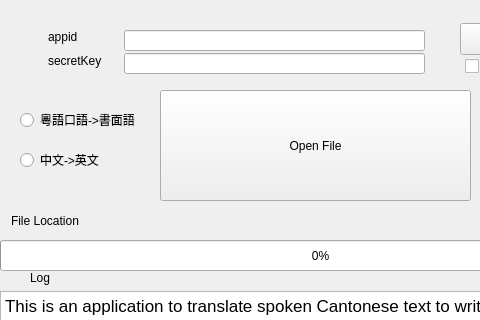
First picture: the form in mainwindow.ui, repository everyonepython/Cantonese_CC, before the edit; both pictures show x 0 to 480 and y 0 to 320 of the 640 by 427 pixel window.
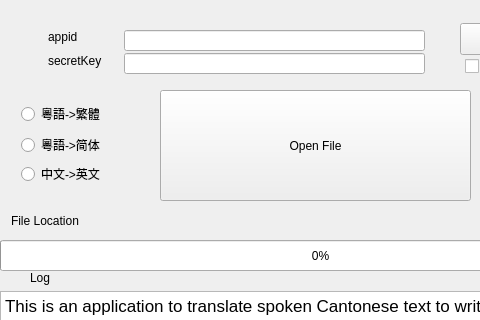
Second picture: the form after the edit.

Commit message:
Add Chinese Traditional translation button.
* 之前以為百度沒有提供繁體翻譯，所以進行本地簡繁切換，但效果不理想。
* 百度翻譯文檔有誤導，'zh'-'中文'寫在前面，既不用 'chs'，又不用'简体中文'，還要在九十幾行之後才知道有'cht'-'繁體中文'！d
* 加上提醒對話框，提醒進行英文翻譯前先理順中文。
* 翻譯成功後，刪除源文件路徑，以免重複提交翻譯。

What changed in the file:
```diff
--- a/mainwindow.ui
+++ b/mainwindow.ui
@@ -152,11 +152,11 @@
      <string>Log</string>
     </property>
    </widget>
-   <widget class="QRadioButton" name="yue2zh_radioButton">
+   <widget class="QRadioButton" name="yue2cht_radioButton">
     <property name="geometry">
      <rect>
-      <x>20</x>
-      <y>110</y>
+      <x>21</x>
+      <y>104</y>
       <width>131</width>
       <height>20</height>
      </rect>
@@ -165,14 +165,14 @@
      <string>yue-zh</string>
     </property>
     <property name="text">
-     <string>粵語口語-&gt;書面語</string>
+     <string>粵語-&gt;繁體</string>
     </property>
    </widget>
    <widget class="QRadioButton" name="zh2en_radioButton">
     <property name="geometry">
      <rect>
-      <x>20</x>
-      <y>150</y>
+      <x>21</x>
+      <y>164</y>
       <width>121</width>
       <height>20</height>
      </rect>
@@ -230,6 +230,22 @@
      </rect>
     </property>
    </widget>
+   <widget class="QRadioButton" name="yue2zh_radioButton">
+    <property name="geometry">
+     <rect>
+      <x>21</x>
+      <y>135</y>
+      <width>131</width>
+      <height>20</height>
+     </rect>
+    </property>
+    <property name="accessibleName">
+     <string>yue-zh</string>
+    </property>
+    <property name="text">
+     <string>粵語-&gt;简体</string>
+    </property>
+   </widget>
   </widget>
   <widget class="QMenuBar" name="menubar">
    <property name="geometry">
```
Left out of the diff: 2 changed lines with no effect on the pictures. The commit also changes 2 other files.
